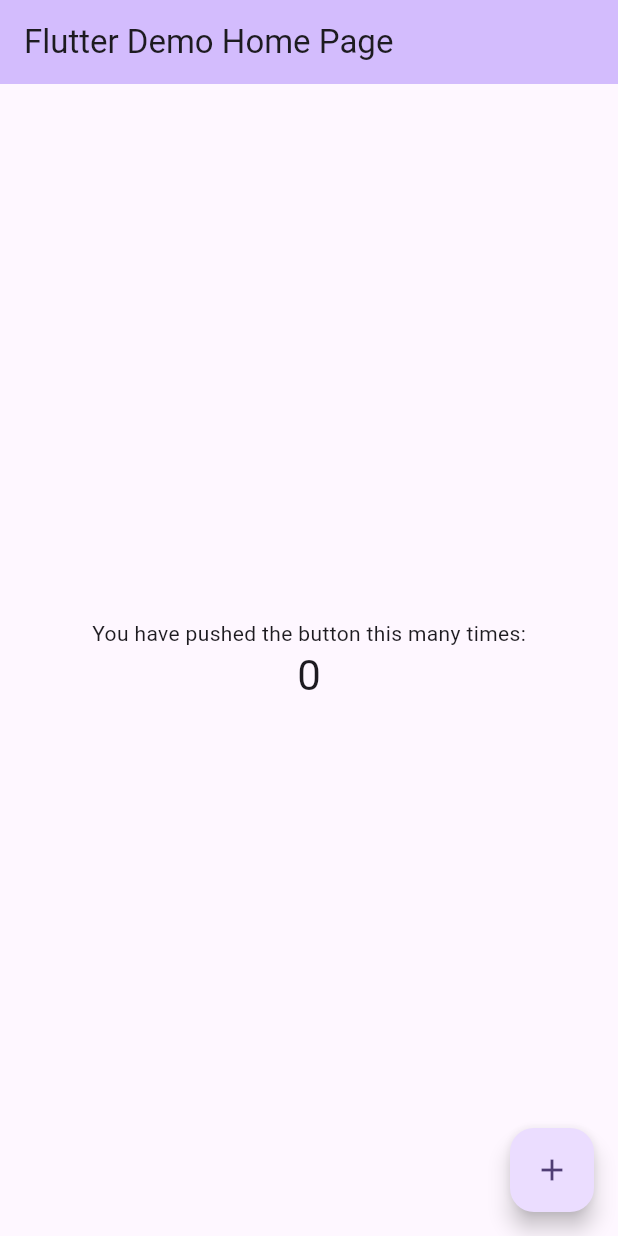
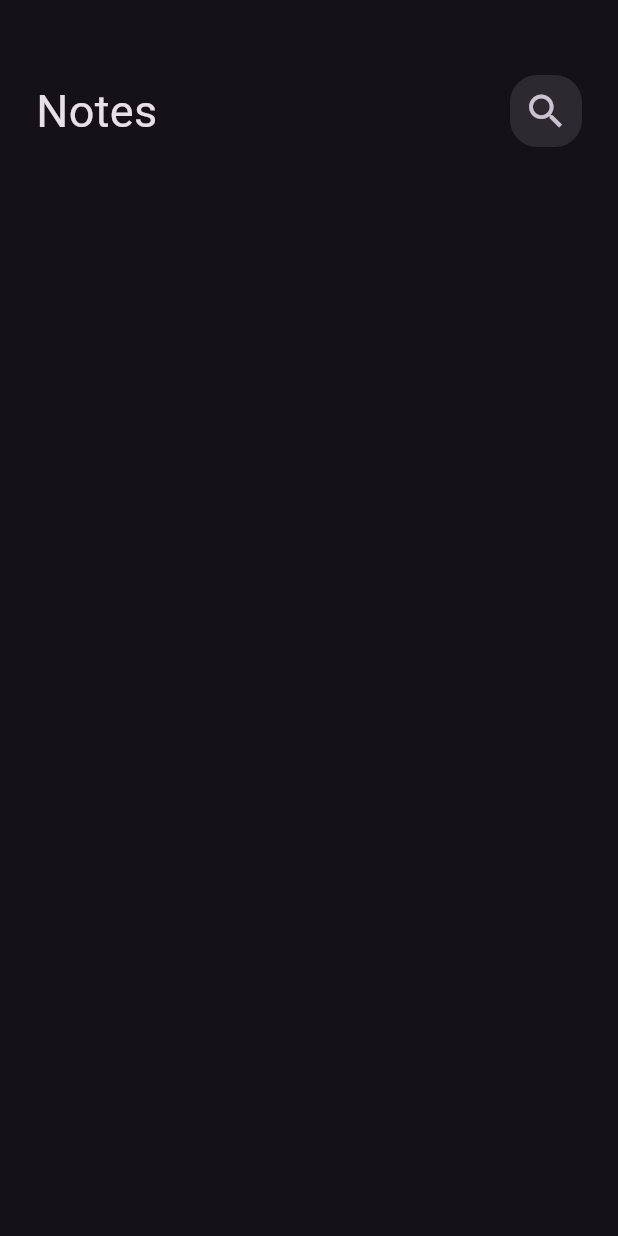
Before and after one commit to TarekHayan/Note-App, a Flutter app: the screen it shows after launch, on a phone screen of 412 x 824 dp. Run offline on Flutter 3.47's test engine with Material 3 defaults, Android fonts, the phone set to English and light mode, and no system bars.

Commit message:
create custom AppBar and iconButoom

```diff
--- a/lib/main.dart
+++ b/lib/main.dart
@@ -1,122 +1,18 @@
 import 'package:flutter/material.dart';
+import 'package:note_app/views/home_padge.dart';
 
 void main() {
-  runApp(const MyApp());
+  runApp(NoteApp());
 }
 
-class MyApp extends StatelessWidget {
-  const MyApp({super.key});
-
-  // This widget is the root of your application.
+class NoteApp extends StatelessWidget {
+  const NoteApp({super.key});
   @override
   Widget build(BuildContext context) {
     return MaterialApp(
-      title: 'Flutter Demo',
-      theme: ThemeData(
-        // This is the theme of your application.
-        //
-        // TRY THIS: Try running your application with "flutter run". You'll see
-        // the application has a purple toolbar. Then, without quitting the app,
-        // try changing the seedColor in the colorScheme below to Colors.green
-        // and then invoke "hot reload" (save your changes or press the "hot
-        // reload" button in a Flutter-supported IDE, or press "r" if you used
-        // the command line to start the app).
-        //
-        // Notice that the counter didn't reset back to zero; the application
-        // state is not lost during the reload. To reset the state, use hot
-        // restart instead.
-        //
-        // This works for code too, not just values: Most code changes can be
-        // tested with just a hot reload.
-        colorScheme: ColorScheme.fromSeed(seedColor: Colors.deepPurple),
-      ),
-      home: const MyHomePage(title: 'Flutter Demo Home Page'),
+      debugShowCheckedModeBanner: false,
+      theme: ThemeData(brightness: Brightness.dark),
+      home: HomePadge(),
     );
   }
 }
-
-class MyHomePage extends StatefulWidget {
-  const MyHomePage({super.key, required this.title});
-
-  // This widget is the home page of your application. It is stateful, meaning
-  // that it has a State object (defined below) that contains fields that affect
-  // how it looks.
-
-  // This class is the configuration for the state. It holds the values (in this
-  // case the title) provided by the parent (in this case the App widget) and
-  // used by the build method of the State. Fields in a Widget subclass are
-  // always marked "final".
-
-  final String title;
-
-  @override
-  State<MyHomePage> createState() => _MyHomePageState();
-}
-
-class _MyHomePageState extends State<MyHomePage> {
-  int _counter = 0;
-
-  void _incrementCounter() {
-    setState(() {
-      // This call to setState tells the Flutter framework that something has
-      // changed in this State, which causes it to rerun the build method below
-      // so that the display can reflect the updated values. If we changed
-      // _counter without calling setState(), then the build method would not be
-      // called again, and so nothing would appear to happen.
-      _counter++;
-    });
-  }
-
-  @override
-  Widget build(BuildContext context) {
-    // This method is rerun every time setState is called, for instance as done
-    // by the _incrementCounter method above.
-    //
-    // The Flutter framework has been optimized to make rerunning build methods
-    // fast, so that you can just rebuild anything that needs updating rather
-    // than having to individually change instances of widgets.
-    return Scaffold(
-      appBar: AppBar(
-        // TRY THIS: Try changing the color here to a specific color (to
-        // Colors.amber, perhaps?) and trigger a hot reload to see the AppBar
-        // change color while the other colors stay the same.
-        backgroundColor: Theme.of(context).colorScheme.inversePrimary,
-        // Here we take the value from the MyHomePage object that was created by
-        // the App.build method, and use it to set our appbar title.
-        title: Text(widget.title),
-      ),
-      body: Center(
-        // Center is a layout widget. It takes a single child and positions it
-        // in the middle of the parent.
-        child: Column(
-          // Column is also a layout widget. It takes a list of children and
-          // arranges them vertically. By default, it sizes itself to fit its
-          // children horizontally, and tries to be as tall as its parent.
-          //
-          // Column has various properties to control how it sizes itself and
-          // how it positions its children. Here we use mainAxisAlignment to
-          // center the children vertically; the main axis here is the vertical
-          // axis because Columns are vertical (the cross axis would be
-          // horizontal).
-          //
-          // TRY THIS: Invoke "debug painting" (choose the "Toggle Debug Paint"
-          // action in the IDE, or press "p" in the console), to see the
-          // wireframe for each widget.
-          mainAxisAlignment: MainAxisAlignment.center,
-          children: <Widget>[
-            const Text('You have pushed the button this many times:'),
-            Text(
-              '$_counter',
-              style: Theme.of(context).textTheme.headlineMedium,
-            ),
-          ],
-        ),
-      ),
-      floatingActionButton: FloatingActionButton(
-        onPressed: _incrementCounter,
-        tooltip: 'Increment',
-        child: const Icon(Icons.add),
-      ), // This trailing comma makes auto-formatting nicer for build methods.
-    );
-  }
-}
--- a/lib/views/home_padge.dart
+++ b/lib/views/home_padge.dart
@@ -0,0 +1,11 @@
+import 'package:flutter/material.dart';
+import 'package:note_app/widgets/notes_view.dart';
+
+class HomePadge extends StatelessWidget {
+  const HomePadge({super.key});
+
+  @override
+  Widget build(BuildContext context) {
+    return const Scaffold(body: NotesView());
+  }
+}
--- /dev/null
+++ b/lib/widgets/custom_app_bar.dart
@@ -0,0 +1,17 @@
+import 'package:flutter/material.dart';
+import 'package:note_app/widgets/custom_icon_butoom.dart';
+
+class CustomAppBar extends StatelessWidget {
+  const CustomAppBar({super.key});
+
+  @override
+  Widget build(BuildContext context) {
+    return Row(
+      mainAxisAlignment: MainAxisAlignment.spaceBetween,
+      children: [
+        Text("Notes", style: TextStyle(fontSize: 30)),
+        CustomIconButoom(icon: Icons.search),
+      ],
+    );
+  }
+}
--- /dev/null
+++ b/lib/widgets/custom_icon_butoom.dart
@@ -0,0 +1,17 @@
+import 'package:flutter/material.dart';
+
+class CustomIconButoom extends StatelessWidget {
+  const CustomIconButoom({super.key, required this.icon});
+
+  final IconData icon;
+  @override
+  Widget build(BuildContext context) {
+    return Container(
+      decoration: BoxDecoration(
+        borderRadius: BorderRadius.circular(18),
+        color: Colors.white.withOpacity(0.1),
+      ),
+      child: IconButton(onPressed: () {}, icon: Icon(icon, size: 30)),
+    );
+  }
+}
--- /dev/null
+++ b/lib/widgets/notes_view.dart
@@ -0,0 +1,19 @@
+import 'package:flutter/material.dart';
+import 'package:note_app/widgets/custom_app_bar.dart';
+
+class NotesView extends StatelessWidget {
+  const NotesView({super.key});
+
+  @override
+  Widget build(BuildContext context) {
+    return Padding(
+      padding: const EdgeInsets.symmetric(horizontal: 24),
+      child: const Column(
+        children: [
+          SizedBox(height: 50),
+          CustomAppBar(title: "Notes"),
+        ],
+      ),
+    );
+  }
+}
```
